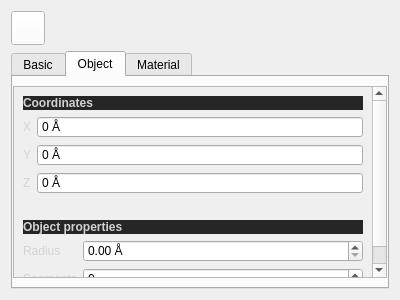
This is QChromosome/attributes.ui in Michalaq/ChromosomeVisualizer as Qt 5 draws it before an edit. The edited form follows.
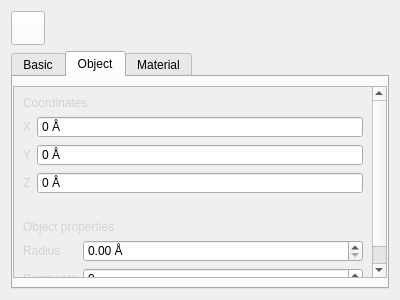
This is the edited form. The open tabs and pages were chosen to show the change. Icons and pictures are not drawn. Custom widgets are drawn as their Qt base class.

Commit message: unified label styles

```diff
--- a/QChromosome/attributes.ui
+++ b/QChromosome/attributes.ui
@@ -218,7 +218,7 @@
           <property name="geometry">
            <rect>
             <x>0</x>
-            <y>-36</y>
+            <y>0</y>
             <width>362</width>
             <height>228</height>
            </rect>
@@ -226,11 +226,11 @@
           <layout class="QVBoxLayout" name="verticalLayout_2">
            <item>
             <widget class="QLabel" name="label_6">
-             <property name="styleSheet">
-              <string notr="true">background: #262626;</string>
-             </property>
              <property name="text">
-              <string>&lt;html&gt;&lt;head/&gt;&lt;body&gt;&lt;p&gt;&lt;span style=&quot; font-weight:600;&quot;&gt;Coordinates&lt;/span&gt;&lt;/p&gt;&lt;/body&gt;&lt;/html&gt;</string>
+              <string>Coordinates</string>
+             </property>
+             <property name="class" stdset="0">
+              <string>section</string>
              </property>
             </widget>
            </item>
@@ -331,11 +331,11 @@
            </item>
            <item>
             <widget class="QLabel" name="label_10">
-             <property name="styleSheet">
-              <string notr="true">background: #262626;</string>
-             </property>
              <property name="text">
-              <string>&lt;html&gt;&lt;head/&gt;&lt;body&gt;&lt;p&gt;&lt;span style=&quot; font-weight:600;&quot;&gt;Object properties&lt;/span&gt;&lt;/p&gt;&lt;/body&gt;&lt;/html&gt;</string>
+              <string>Object properties</string>
+             </property>
+             <property name="class" stdset="0">
+              <string>section</string>
              </property>
             </widget>
            </item>
```
Left out of the diff: 35 changed lines with no effect on the pictures. The commit also changes 5 other files.
